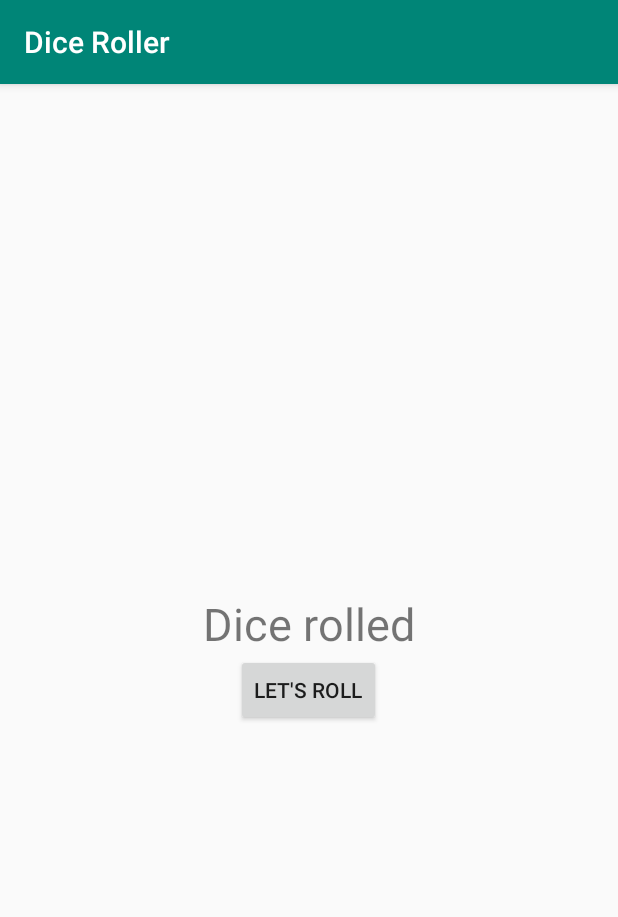
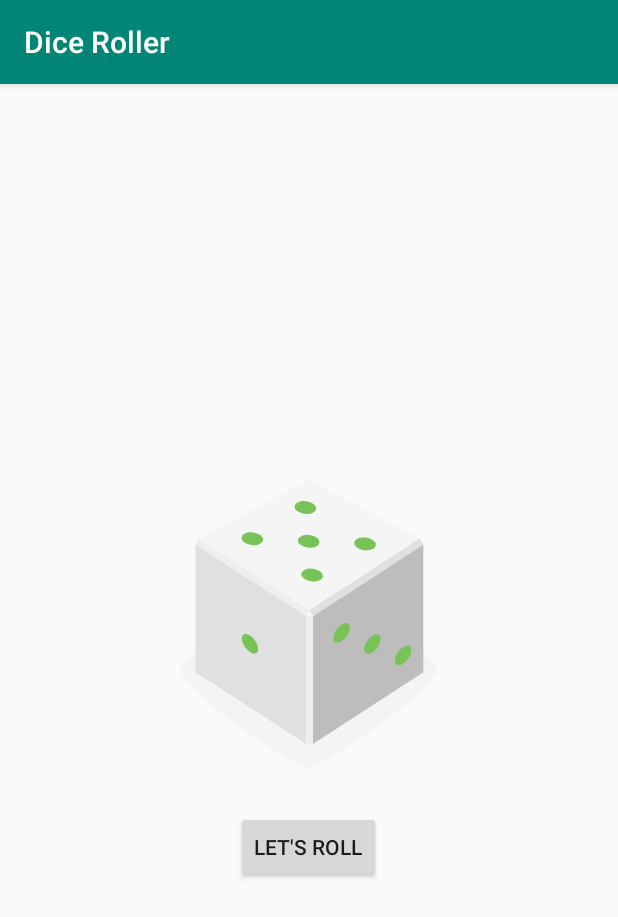
Before and after one commit to matheusfreire/diceroller, an Android app: the screen it shows after launch (MainActivity), after a tap on "LET'S ROLL", on a phone screen of 412 x 824 dp. Shown: the top 917 px of the screen. Run offline under Robolectric (Android 15) with nearby library versions, the phone set to English and light mode, and no system bars.

```diff
--- a/app/src/main/java/com/msf/diceroller/MainActivity.kt
+++ b/app/src/main/java/com/msf/diceroller/MainActivity.kt
@@ -3,8 +3,10 @@ package com.msf.diceroller
 import androidx.appcompat.app.AppCompatActivity
 import android.os.Bundle
 import android.widget.Button
+import android.widget.ImageView
 import android.widget.TextView
 import android.widget.Toast
+import java.util.*
 
 class MainActivity : AppCompatActivity() {
 
@@ -19,7 +21,16 @@ class MainActivity : AppCompatActivity() {
     }
 
     private fun rollDice() {
-        val resultText: TextView = findViewById(R.id.result_text)
-        resultText.text = "Dice rolled"
+        val randomInt = Random().nextInt(6) + 1
+        val diceImage : ImageView = findViewById(R.id.dice_image)
+        val drawableResouce = when(randomInt) {
+            1 -> R.drawable.dice_1
+            2 -> R.drawable.dice_2
+            3 -> R.drawable.dice_3
+            4 -> R.drawable.dice_4
+            5 -> R.drawable.dice_5
+            else -> R.drawable.dice_6
+        }
+        diceImage.setImageResource(drawableResouce)
     }
 }
--- a/app/src/main/res/layout/activity_main.xml
+++ b/app/src/main/res/layout/activity_main.xml
@@ -7,12 +7,11 @@
     android:layout_gravity="center"
     android:orientation="vertical">
 
-    <TextView android:id="@+id/result_text"
+    <ImageView android:id="@+id/dice_image"
         android:layout_width="wrap_content"
         android:layout_height="wrap_content"
-        android:textSize="30sp"
-        android:text="1"
-        android:layout_gravity="center_horizontal"/>
+        android:layout_gravity="center_horizontal"
+        android:src="@drawable/dice_1"/>
 
     <Button android:id="@+id/roll_button"
         android:layout_width="wrap_content"
```
Also changed, not shown: 1 other file.
